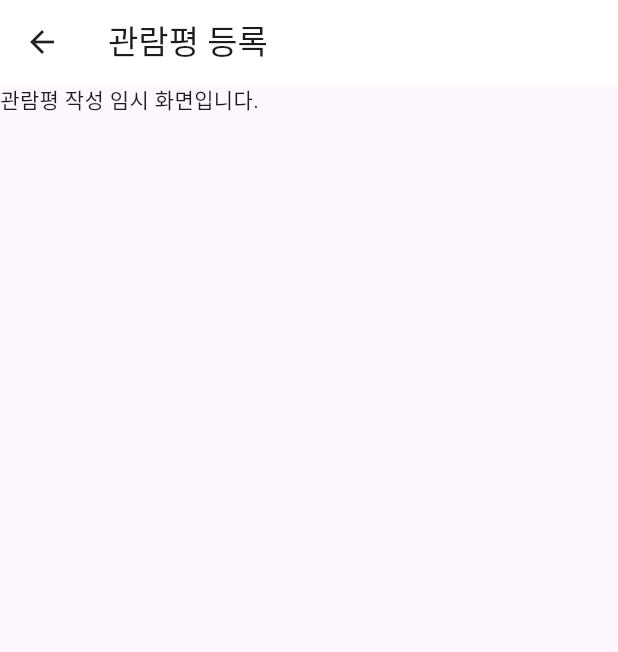
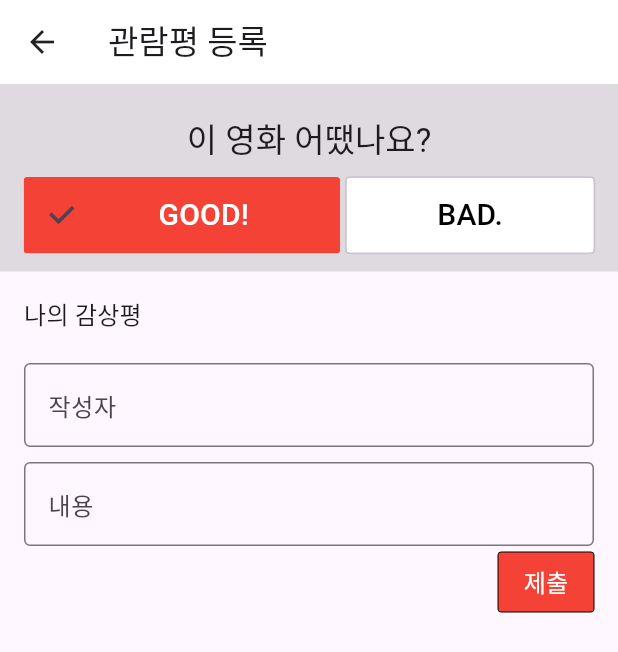
Before and after one commit to pymc20/cgv_clone, a Flutter app: the ReviewScreen screen opened directly with sample values from the repository, on a phone screen of 412 x 824 dp. Shown: the top 652 px of the screen. Run offline on Flutter 3.47's test engine with Material 2 defaults, Android fonts, the phone set to English and light mode, and no system bars; our stand-ins replace carousel_slider.

Commit message:
관람평 추가

```diff
--- a/lib/screens/movie/review_screen.dart
+++ b/lib/screens/movie/review_screen.dart
@@ -6,10 +6,15 @@ class ReviewScreen extends StatefulWidget {
   final Movie item;
 
   @override
-  ReviewScreenState createState() => ReviewScreenState();
+  State<StatefulWidget> createState() => _ReviewScreenState();
 }
 
-class ReviewScreenState extends State<ReviewScreen> {
+class _ReviewScreenState extends State<ReviewScreen> {
+  TextEditingController reviewIdController = TextEditingController();
+  TextEditingController reviewTextController = TextEditingController();
+  List<String> choices = ["GOOD!", "BAD."];
+  int choiceIndex = 0;
+
   @override
   Widget build(BuildContext context) {
     // Movie thisMovie = widget.item;
@@ -22,7 +27,111 @@ class ReviewScreenState extends State<ReviewScreen> {
         backgroundColor: Colors.white,
         iconTheme: const IconThemeData(color: Colors.black87),
       ),
-      body: const Text("관람평 작성 임시 화면입니다."),
+      body: ListView(
+        children: [
+          Container(
+            color: Colors.black12,
+            padding: const EdgeInsets.all(12.0),
+            alignment: Alignment.center,
+            child: Column(
+              children: [
+                Padding(
+                  padding: const EdgeInsets.all(10.0),
+                  child: Text(
+                    "이 영화 어땠나요?",
+                    style: Theme.of(context).textTheme.titleLarge,
+                  ),
+                ),
+                Row(
+                    mainAxisAlignment: MainAxisAlignment.spaceEvenly,
+                    children: List<Widget>.generate(
+                        choices.length,
+                        (index) => ChoiceChip(
+                              padding: const EdgeInsets.all(10.0),
+                              label: Text(
+                                choices[index],
+                                style: TextStyle(
+                                    color: (choiceIndex == index)
+                                        ? Colors.white
+                                        : Colors.black,
+                                    fontSize: 20),
+                              ),
+                              labelPadding:
+                                  const EdgeInsets.symmetric(horizontal: 50),
+                              selected: choiceIndex == index,
+                              onSelected: (value) {
+                                setState(() {
+                                  choiceIndex = index;
+                                });
+                              },
+                              backgroundColor: Colors.white,
+                              selectedColor: Colors.red,
+                              shape: ContinuousRectangleBorder(
+                                  borderRadius: BorderRadius.circular(5.0)),
+                            )).toList()),
+              ],
+            ),
+          ),
+          Padding(
+            padding: const EdgeInsets.all(16.0),
+            child: Column(
+              crossAxisAlignment: CrossAxisAlignment.start,
+              children: [
+                Text(
+                  "나의 감상평",
+                  style: Theme.of(context).textTheme.titleMedium,
+                ),
+                const SizedBox(height: 20),
+                TextField(
+                  controller: reviewIdController,
+                  decoration: const InputDecoration(
+                      border: OutlineInputBorder(), labelText: '작성자'),
+                ),
+                const SizedBox(height: 10),
+                TextField(
+                  controller: reviewTextController,
+                  minLines: 1,
+                  maxLines: 5,
+                  keyboardType: TextInputType.multiline,
+                  decoration: const InputDecoration(
+                      border: OutlineInputBorder(), labelText: '내용'),
+                ),
+                Align(
+                  alignment: Alignment.centerRight,
+                  child: TextButton(
+                    style: TextButton.styleFrom(
+                        backgroundColor: Colors.red,
+                        side: const BorderSide(width: 0.0),
+                        shape: RoundedRectangleBorder(
+                          borderRadius: BorderRadius.circular(2),
+                        )),
+                    onPressed: () {
+                      if (reviewIdController.text.isEmpty ||
+                          reviewTextController.text.isEmpty) {
+                        showDialog(
+                            context: context,
+                            builder: (BuildContext context) => AlertDialog(
+                                  content: const Text('리뷰를 입력하세요.'),
+                                  actions: <Widget>[
+                                    TextButton(
+                                        onPressed: () =>
+                                            Navigator.pop(context, 'OK'),
+                                        child: const Text('OK'))
+                                  ],
+                                ));
+                      }
+                    },
+                    child: const Text(
+                      '제출',
+                      style: TextStyle(color: Colors.white, fontSize: 16),
+                    ),
+                  ),
+                )
+              ],
+            ),
+          ),
+        ],
+      ),
     );
   }
 }
```
